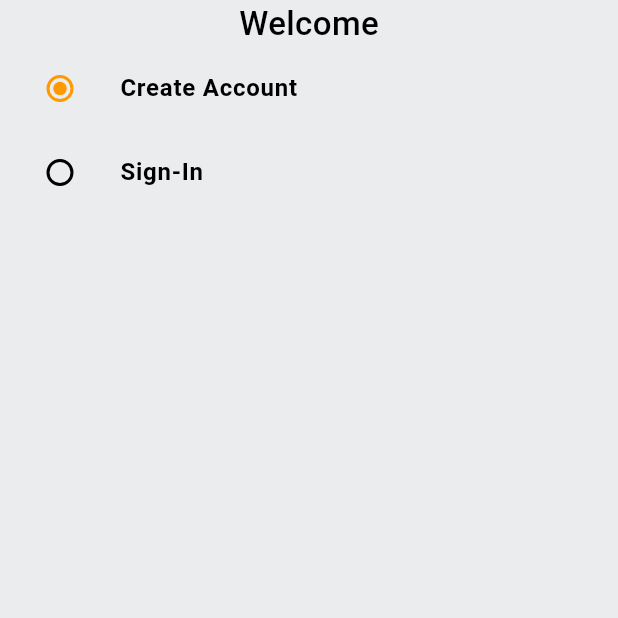
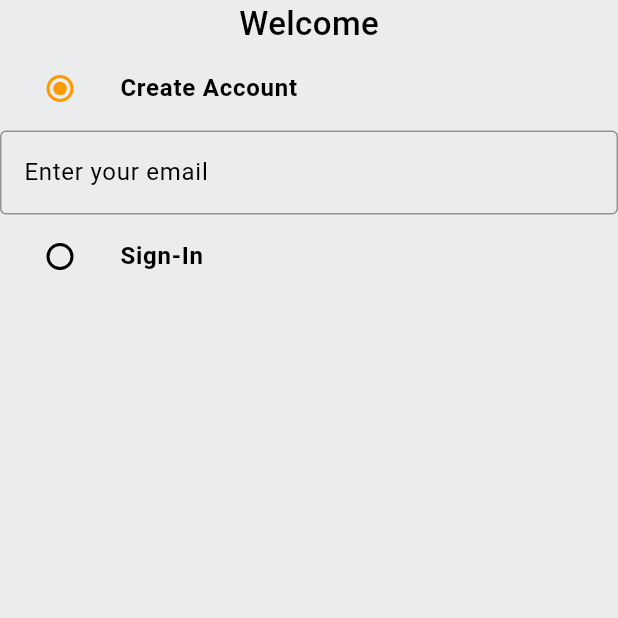
Before and after one commit to natanmuletahunde/node_tut2, a Flutter app: the screen it shows after launch, on a phone screen of 412 x 824 dp, the top half of it. Run offline on Flutter 3.47's test engine with Material 3 defaults, Android fonts, the phone set to English and light mode, and no system bars.

Commit message:
add the hintext in the emailcontroller

```diff
--- a/lib/common/widgets/custom_textfield.dart
+++ b/lib/common/widgets/custom_textfield.dart
@@ -0,0 +1,25 @@
+import 'package:flutter/material.dart';
+class CustomTextfield extends StatelessWidget {
+  final TextEditingController controller;
+  final String hintText;
+  const CustomTextfield({super.key, required this.controller, required this.hintText});
+  @override
+  Widget build(BuildContext context) {
+    return TextFormField(
+         controller: TextEditingController(),
+         decoration:  InputDecoration(
+              hintText: hintText,
+              border: const OutlineInputBorder(
+                borderSide: BorderSide(
+                  color:Colors.black38,
+                ),
+              ),
+              enabledBorder: const OutlineInputBorder(
+                    borderSide: BorderSide(
+                      color: Colors.black38,
+                    )
+              ) ,
+         ),
+    );
+  }
+}
--- a/lib/features/auth/screens/auth_screen.dart
+++ b/lib/features/auth/screens/auth_screen.dart
@@ -1,3 +1,4 @@
+import 'package:amazon_clone/common/widgets/custom_textfield.dart';
 import 'package:amazon_clone/constants/global_variables.dart';
 import 'package:flutter/material.dart';
 
@@ -18,7 +19,17 @@ class _AuthScreenState extends State<AuthScreen> {
   Auth _auth = Auth.signup;
   final _signupFormKey = GlobalKey<FormState>();
   final _signinFormKey = GlobalKey<FormState>();
+  final TextEditingController _emailController = TextEditingController();
+  final TextEditingController _passwordController = TextEditingController();
+  final TextEditingController _nameController = TextEditingController();
+
   @override
+  void dispose() {
+    super.dispose();
+    _emailController.dispose();
+    _passwordController.dispose();
+    _nameController.dispose();
+  }
   Widget build(BuildContext context) {
     return Scaffold(
       backgroundColor: GlobalVariables.greyBackgroundCOlor,
@@ -45,7 +56,12 @@ class _AuthScreenState extends State<AuthScreen> {
             ),
                if(_auth == Auth.signup)
                   Form(key:_signupFormKey,child:Column(
-
+                       children: [
+                        CustomTextfield(
+                          controller: _emailController,
+                            hintText: 'Enter your email',
+                        )
+                       ],
                   ), ),
             ListTile(
             title: const Text('Sign-In',
@@ -55,7 +71,7 @@ class _AuthScreenState extends State<AuthScreen> {
             ),
             leading: Radio(value: Auth.signin, groupValue:_auth, onChanged: (Auth? value){
               setState(() {
-                _auth = value!;//  this ! symbol indicate us it can't be null
+                _auth = value!;//  this ! symbozl indicate us it can't be null
               });
             },
             activeColor: GlobalVariables.secondaryColor,),
```
